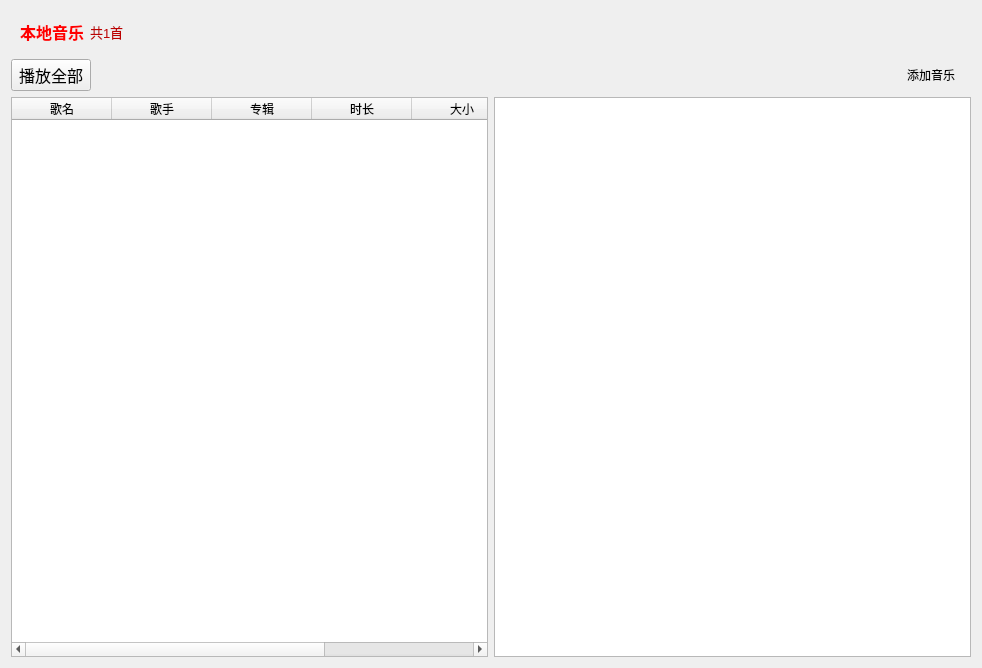
This is musicWindow.ui in ZHKU-Robot/MusicPlay as Qt 5 draws it before an edit. The edited form follows.
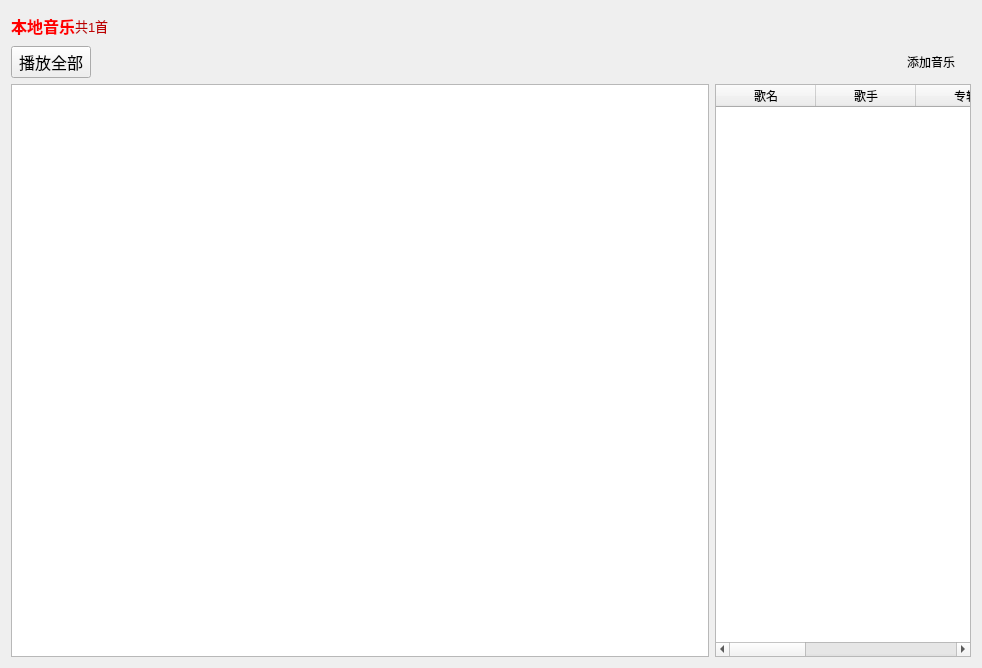
This is the edited form. Icons and pictures are not drawn. Custom widgets are drawn as their Qt base class.

```diff
--- a/musicWindow.ui
+++ b/musicWindow.ui
@@ -13,12 +13,12 @@
   <property name="windowTitle">
    <string>Music</string>
   </property>
-  <layout class="QVBoxLayout" name="verticalLayout">
-   <item>
-    <widget class="QWidget" name="widget" native="true">
-     <layout class="QHBoxLayout" name="horizontalLayout_4">
+  <layout class="QVBoxLayout" name="verticalLayout" stretch="1,1,20">
       <item>
        <layout class="QHBoxLayout" name="horizontalLayout_3">
+     <property name="spacing">
+      <number>0</number>
+     </property>
         <item>
          <widget class="QLabel" name="label">
           <property name="font">
@@ -69,9 +69,6 @@
         </item>
        </layout>
       </item>
-     </layout>
-    </widget>
-   </item>
    <item>
     <layout class="QHBoxLayout" name="horizontalLayout">
      <item>
@@ -150,9 +147,25 @@
     </layout>
    </item>
    <item>
-    <layout class="QHBoxLayout" name="horizontalLayout_2" stretch="1,1">
+    <layout class="QHBoxLayout" name="horizontalLayout_2" stretch="1,0">
+     <item>
+      <widget class="QListWidget" name="lyricsWindow">
+       <property name="enabled">
+        <bool>true</bool>
+       </property>
+       <property name="resizeMode">
+        <enum>QListView::Adjust</enum>
+       </property>
+       <property name="selectionRectVisible">
+        <bool>true</bool>
+       </property>
+      </widget>
+     </item>
      <item>
       <widget class="MyMusicTable" name="musicTable">
+       <property name="enabled">
+        <bool>true</bool>
+       </property>
        <property name="editTriggers">
         <set>QAbstractItemView::NoEditTriggers</set>
        </property>
@@ -200,9 +213,6 @@
        </column>
       </widget>
      </item>
-     <item>
-      <widget class="QListWidget" name="lyricsWindow"/>
-     </item>
     </layout>
    </item>
   </layout>
```
Lines whose indentation alone changed are shown as unchanged.
